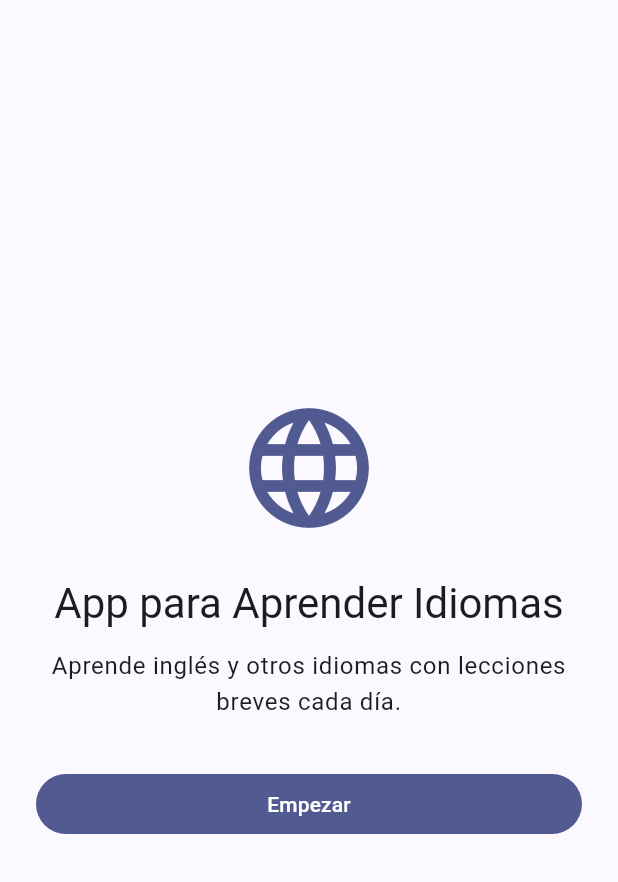
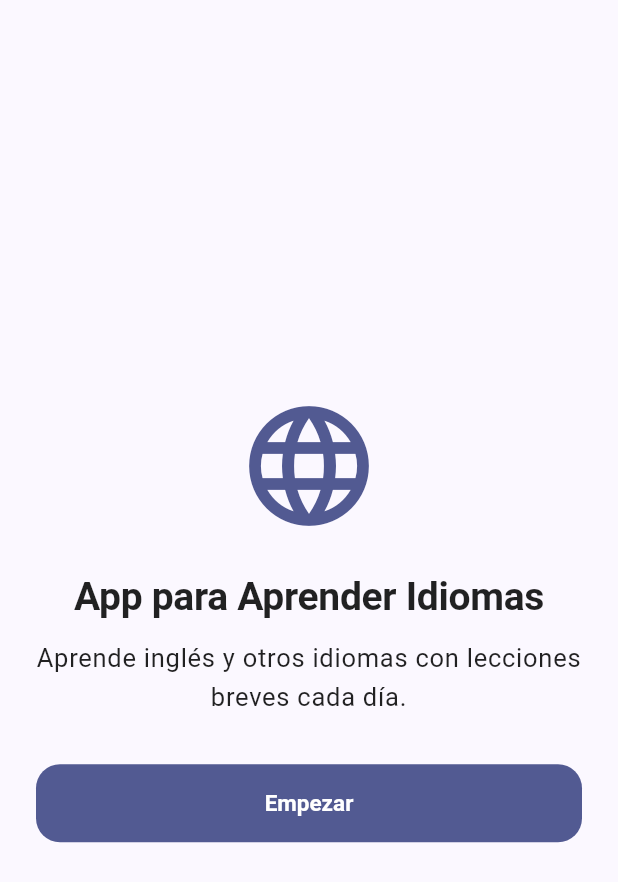
Before and after one commit to JordiRibasOficial/App-para-aprender-idiomas, a Flutter app: the screen it shows after launch, on a phone screen of 412 x 824 dp. Shown: the top 882 px of the screen. Run offline on Flutter 3.47's test engine with Material 3 defaults, Android fonts, the phone set to English and light mode, and no system bars; our stand-ins replace flutter_riverpod, go_router, google_mobile_ads, in_app_purchase, shared_preferences, sqflite; accounts and stored records are empty.

Commit message:
feat: replace default Material seed theme with a real design system
The app used ColorScheme.fromSeed() with zero customization — stock
Material 3 typography, buttons, cards, app bar. Adds a proper type
scale, spacing/radius tokens, and component themes (buttons, cards,
app bar, inputs, chips, progress indicators) built on the same brand
blue used on the marketing site, so every screen picks up a
consistent, non-generic look through Theme.of(context) without
touching each screen individually yet.

Co-Authored-By: Claude Sonnet 5 <noreply@anthropic.com>
Claude-Session: https://claude.ai/code/session_01Tq6umr1f1cRXRdz29HZW9e

```diff
--- a/src/mobile/lib/presentation/theme/app_theme.dart
+++ b/src/mobile/lib/presentation/theme/app_theme.dart
@@ -1,23 +1,122 @@
 import 'package:flutter/material.dart';
 
-/// Provisional brand palette — swap the seed color for the final logo-derived
-/// brand color before Paso 13 (store submission).
+/// Brand palette — same seed used on the marketing site (gh-pages) so the
+/// app and the web share one visual identity. See gh-pages/tokens.css.
 class AppTheme {
   const AppTheme._();
 
   static const Color _seed = Color(0xFF3D5AFE);
+  static const Color _accent = Color(0xFFFF6B4A);
 
-  static ThemeData light() {
+  static const double radiusSm = 8;
+  static const double radiusMd = 16;
+  static const double radiusLg = 24;
+
+  static const spaceXs = 4.0;
+  static const spaceSm = 8.0;
+  static const spaceMd = 16.0;
+  static const spaceLg = 24.0;
+  static const spaceXl = 32.0;
+  static const spaceXxl = 48.0;
+
+  static ThemeData light() => _build(Brightness.light);
+
+  static ThemeData dark() => _build(Brightness.dark);
+
+  static ThemeData _build(Brightness brightness) {
+    final scheme = ColorScheme.fromSeed(
+      seedColor: _seed,
+      brightness: brightness,
+      // Pull the surfaces slightly warmer than Material's flat grey default,
+      // and keep an explicit accent role for streaks/celebration moments
+      // (progress, achievements) so it never has to fight the primary blue.
+      tertiary: _accent,
+    );
+
+    final textTheme = _textTheme(brightness == Brightness.dark ? Colors.white : Colors.black87);
+
     return ThemeData(
       useMaterial3: true,
-      colorScheme: ColorScheme.fromSeed(seedColor: _seed),
+      brightness: brightness,
+      colorScheme: scheme,
+      scaffoldBackgroundColor: scheme.surface,
+      textTheme: textTheme,
+      appBarTheme: AppBarTheme(
+        backgroundColor: scheme.surface,
+        foregroundColor: scheme.onSurface,
+        surfaceTintColor: Colors.transparent,
+        elevation: 0,
+        centerTitle: false,
+        titleTextStyle: textTheme.titleLarge?.copyWith(fontWeight: FontWeight.w700),
+      ),
+      filledButtonTheme: FilledButtonThemeData(
+        style: FilledButton.styleFrom(
+          minimumSize: const Size.fromHeight(52),
+          shape: RoundedRectangleBorder(borderRadius: BorderRadius.circular(radiusMd)),
+          textStyle: textTheme.labelLarge?.copyWith(fontWeight: FontWeight.w700),
+        ),
+      ),
+      outlinedButtonTheme: OutlinedButtonThemeData(
+        style: OutlinedButton.styleFrom(
+          minimumSize: const Size.fromHeight(52),
+          shape: RoundedRectangleBorder(borderRadius: BorderRadius.circular(radiusMd)),
+          side: BorderSide(color: scheme.outlineVariant),
+        ),
+      ),
+      textButtonTheme: TextButtonThemeData(
+        style: TextButton.styleFrom(
+          shape: RoundedRectangleBorder(borderRadius: BorderRadius.circular(radiusSm)),
+        ),
+      ),
+      cardTheme: CardThemeData(
+        elevation: 0,
+        color: scheme.surfaceContainerLow,
+        shape: RoundedRectangleBorder(borderRadius: BorderRadius.circular(radiusLg)),
+        margin: EdgeInsets.zero,
+      ),
+      chipTheme: ChipThemeData(
+        backgroundColor: scheme.secondaryContainer,
+        labelStyle: textTheme.labelMedium?.copyWith(color: scheme.onSecondaryContainer),
+        shape: RoundedRectangleBorder(borderRadius: BorderRadius.circular(radiusSm)),
+        side: BorderSide.none,
+      ),
+      progressIndicatorTheme: ProgressIndicatorThemeData(
+        color: scheme.primary,
+        linearTrackColor: scheme.surfaceContainerHighest,
+        linearMinHeight: 8,
+      ),
+      dividerTheme: DividerThemeData(color: scheme.outlineVariant, space: spaceLg),
+      inputDecorationTheme: InputDecorationTheme(
+        filled: true,
+        fillColor: scheme.surfaceContainerLow,
+        contentPadding: const EdgeInsets.symmetric(horizontal: spaceMd, vertical: spaceMd),
+        border: OutlineInputBorder(
+          borderRadius: BorderRadius.circular(radiusMd),
+          borderSide: BorderSide.none,
+        ),
+      ),
     );
   }
 
-  static ThemeData dark() {
-    return ThemeData(
-      useMaterial3: true,
-      colorScheme: ColorScheme.fromSeed(seedColor: _seed, brightness: Brightness.dark),
+  /// Tighter, more editorial type scale than Material's generic defaults —
+  /// larger display sizes for the onboarding/celebration moments, denser
+  /// body copy for lesson content, and a touch of negative letter-spacing
+  /// on headlines (Material's default type ramp reads as a stock template).
+  static TextTheme _textTheme(Color baseColor) {
+    return TextTheme(
+      displayLarge: TextStyle(fontSize: 40, fontWeight: FontWeight.w800, letterSpacing: -0.5, height: 1.1, color: baseColor),
+      headlineLarge: TextStyle(fontSize: 30, fontWeight: FontWeight.w800, letterSpacing: -0.3, height: 1.15, color: baseColor),
+      headlineMedium: TextStyle(fontSize: 26, fontWeight: FontWeight.w700, letterSpacing: -0.2, height: 1.2, color: baseColor),
+      headlineSmall: TextStyle(fontSize: 22, fontWeight: FontWeight.w700, height: 1.2, color: baseColor),
+      titleLarge: TextStyle(fontSize: 20, fontWeight: FontWeight.w700, color: baseColor),
+      titleMedium: TextStyle(fontSize: 17, fontWeight: FontWeight.w600, color: baseColor),
+      titleSmall: TextStyle(fontSize: 14, fontWeight: FontWeight.w600, color: baseColor),
+      bodyLarge: TextStyle(fontSize: 17, height: 1.5, color: baseColor),
+      bodyMedium: TextStyle(fontSize: 15, height: 1.5, color: baseColor),
+      bodySmall: TextStyle(fontSize: 13, height: 1.4, color: baseColor.withValues(alpha: 0.7)),
+      labelLarge: TextStyle(fontSize: 15, fontWeight: FontWeight.w600, color: baseColor),
+      labelMedium: TextStyle(fontSize: 13, fontWeight: FontWeight.w600, color: baseColor),
+      labelSmall: TextStyle(fontSize: 11, fontWeight: FontWeight.w600, color: baseColor),
     );
   }
 }
```
